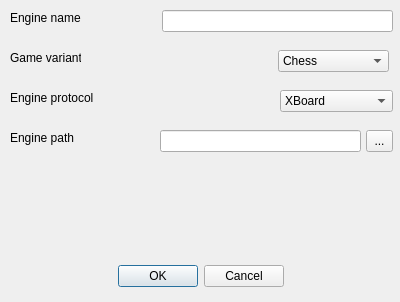
First picture: the form in addenginedialog.ui, repository fire-lizard/QBoard, before the edit.
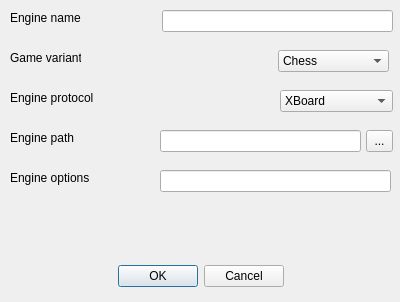
Second picture: the form after the edit.

Patch:
```diff
--- a/addenginedialog.ui
+++ b/addenginedialog.ui
@@ -242,6 +242,29 @@
     </property>
    </item>
   </widget>
+  <widget class="QLabel" name="labelEngineOptions">
+   <property name="geometry">
+    <rect>
+     <x>10</x>
+     <y>170</y>
+     <width>110</width>
+     <height>16</height>
+    </rect>
+   </property>
+   <property name="text">
+    <string>Engine options</string>
+   </property>
+  </widget>
+  <widget class="QLineEdit" name="engineOptions">
+   <property name="geometry">
+    <rect>
+     <x>160</x>
+     <y>170</y>
+     <width>231</width>
+     <height>22</height>
+    </rect>
+   </property>
+  </widget>
  </widget>
  <tabstops>
   <tabstop>engineName</tabstop>
```
